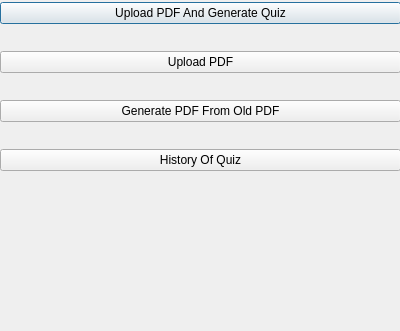
MossabMilha/SmartQuizGen, file SmartQuizGen/homepage.ui: the form before one commit; both pictures show x 0 to 400 and y 309 to 640 of the 400 by 640 pixel window.
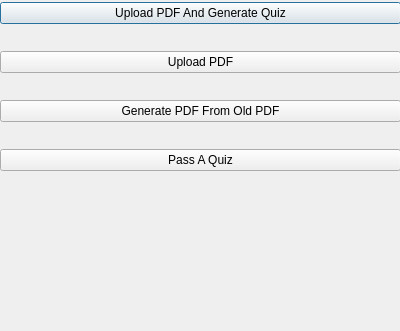
The form after the commit.

Patch:
```diff
--- a/SmartQuizGen/homepage.ui
+++ b/SmartQuizGen/homepage.ui
@@ -101,7 +101,7 @@
     <item>
      <widget class="QPushButton" name="QuizHistoryButton">
       <property name="text">
-       <string>History Of Quiz</string>
+       <string>Pass A Quiz</string>
       </property>
      </widget>
     </item>
```
Left out of the diff: 2 changed lines with no effect on the pictures.
